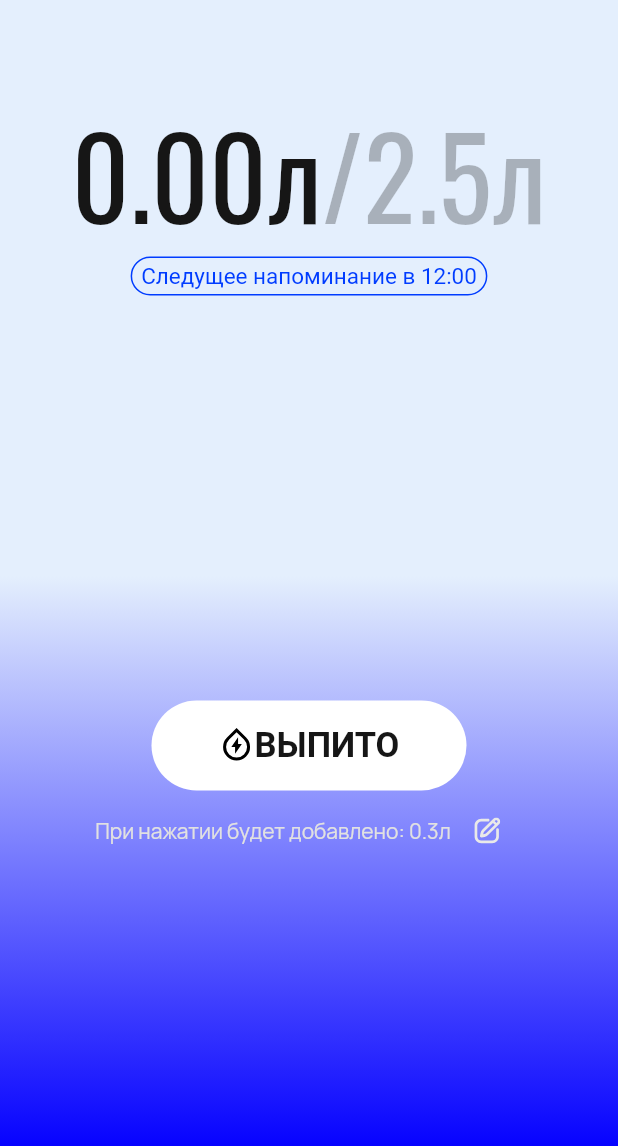
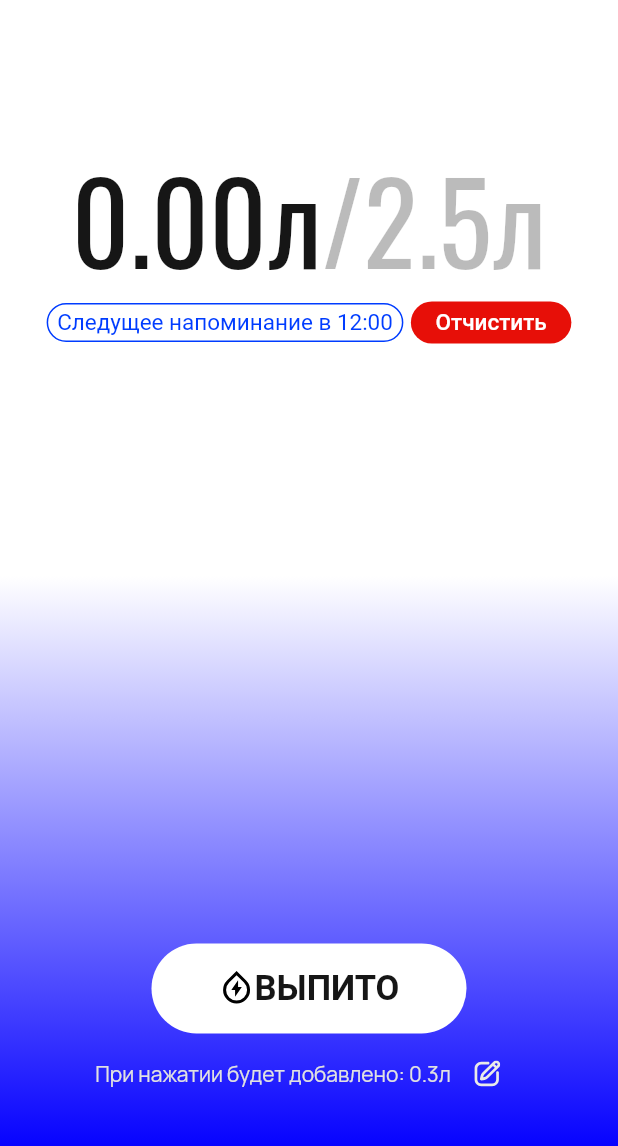
Before and after one commit to 7ear/RemindWater, a Flutter app: the screen it shows after launch, on a phone screen of 412 x 824 dp, the part 84-1230 px from its top. Run offline on Flutter 3.47's test engine with Material 3 defaults, Android fonts, the phone set to English and light mode, and no system bars; our stand-ins replace firebase_auth, firebase_core, firebase_messaging, flutter_local_notifications, flutter_svg, google_fonts and 3 more; missing offline and left inert: android_alarm_manager_plus, workmanager; accounts and stored records are empty.

Commit message:
clear button added

```diff
--- a/lib/screens/home.dart
+++ b/lib/screens/home.dart
@@ -156,7 +156,7 @@ class HomePageState extends State<HomePage> with TickerProviderStateMixin {
               gradient: LinearGradient(
                 begin: Alignment.center,
                 end: Alignment.bottomCenter,
-                colors: [const Color.fromARGB(255, 228, 239, 253), const Color.fromARGB(255, 4, 0, 255)],
+                colors: [const Color.fromARGB(255, 255, 255, 255), const Color.fromARGB(255, 4, 0, 255)],
               ),
             ),
             child: Center(
@@ -165,7 +165,7 @@ class HomePageState extends State<HomePage> with TickerProviderStateMixin {
                 children: [
                   Container(
                     padding: EdgeInsets.only(right: 3, left: 3),
-                    margin: EdgeInsets.only(top: 60),
+                    margin: EdgeInsets.only(top: 90),
                     child: Row(
                       mainAxisAlignment: MainAxisAlignment.center,
                       children: [
@@ -175,6 +175,11 @@ class HomePageState extends State<HomePage> with TickerProviderStateMixin {
                     ),
                   ),
                   Container(
+                    margin: EdgeInsets.only(bottom: 400),
+                    child: Row(
+                      mainAxisAlignment: MainAxisAlignment.center,
+                      children: [
+                        Container(
                           padding: EdgeInsets.only(top: 3, bottom: 3, left: 6, right: 6),
                           decoration: BoxDecoration(
                             borderRadius: BorderRadius.circular(20),
@@ -183,12 +188,35 @@ class HomePageState extends State<HomePage> with TickerProviderStateMixin {
                               width: 1
                             )
                           ),
-                    margin: EdgeInsets.only(bottom: 270),
                           child: FutureBuilder(
                             future: getNextNotificationTime(),
                             builder: (context, snapshot) {
                               return snapshot.hasData ? Text('Следущее напоминание в ${timeFormatter.format(snapshot.data!)}', style: GoogleFonts.roboto(textStyle: theme.textTheme.bodySmall)) : CircularProgressIndicator();
                             }
+                          ),
+                        ),
+                        Container(
+                          width: 107,
+                          height: 28,
+                          margin: EdgeInsets.only(left: 5),
+                          child: ElevatedButton(
+                            style: ElevatedButton.styleFrom(
+                              backgroundColor: const Color.fromARGB(255, 231, 15, 8),
+                              elevation: 0.0,
+                              shape: RoundedRectangleBorder(
+                                borderRadius: BorderRadius.circular(20)
+                              ),
+                            ),
+                            onPressed: resetValues,
+                            child: Text('Отчистить', style: GoogleFonts.roboto(
+                              color: const Color.fromARGB(255, 255, 255, 255),
+                              fontSize: 15,
+                              fontWeight: FontWeight.w500
+                              )
+                            ),
+                          )
+                        )
+                      ],
                     ),
                   ),
                   SizedBox(
@@ -225,7 +253,7 @@ class HomePageState extends State<HomePage> with TickerProviderStateMixin {
                       children: [
                         Text('При нажатии будет добавлено: ${roundToTenths(model.changedWaterValue)}л', style: GoogleFonts.manrope(textStyle: theme.textTheme.titleSmall)),
                         IconButton(
-                          onPressed: () => {resetValues(),routeToSettings(context)},
+                          onPressed: () => routeToSettings(context),
                           icon: SvgPicture.asset(
                             'assets/images/edit.svg',
                             width: 18,
```
Lines whose indentation alone changed are shown as unchanged.
